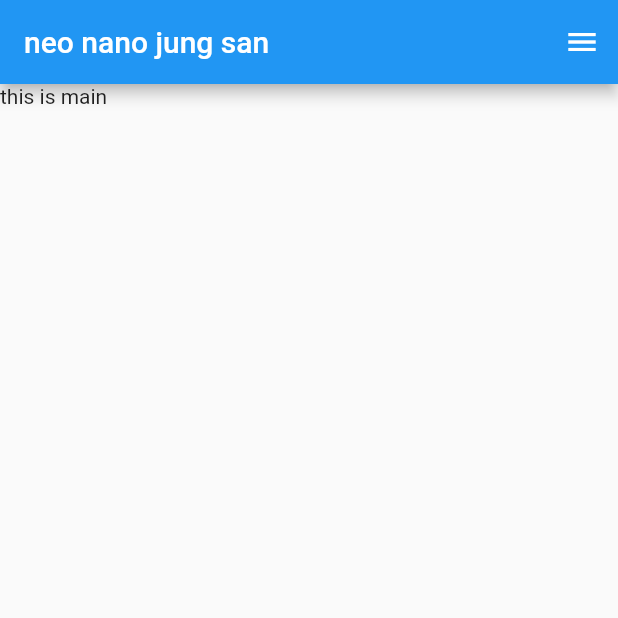
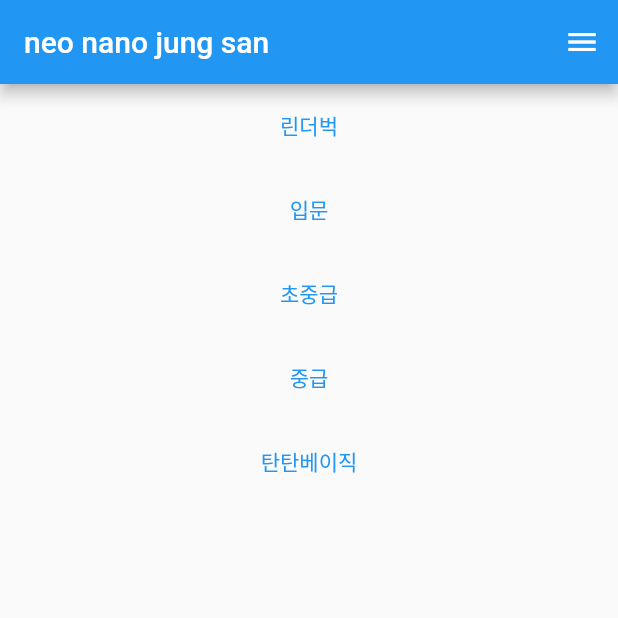
Before and after one commit to SuperRPM/balancing, a Flutter app: the screen it shows after launch, on a phone screen of 412 x 824 dp, the top half of it. Run offline on Flutter 3.47's test engine with Material 2 defaults, Android fonts, the phone set to English and light mode, and no system bars.

Commit message:
add page home(show class list)

```diff
--- a/lib/.dummy.dart
+++ b/lib/.dummy.dart
@@ -111,7 +111,7 @@ class _DialogUIState extends State<DialogUI> {
                   child: Text('등록'),
                   onPressed: () {
                     if (widget.inputName.text.isEmpty) {
-                      showDialog(context: context, builder: (BuildContext builder))
+                      showDialog(context: context, builder: (builder))
                     }
                     setState(() {
                       widget.addName(widget.inputName.text);
--- a/lib/main.dart
+++ b/lib/main.dart
@@ -17,13 +17,38 @@ void main() {
 
 class MyApp extends StatelessWidget {
   MyApp({Key? key}) : super(key: key);
+  var classList = ['린더벅', '입문', '초중급', '중급', '탄탄베이직'];
   @override
   Widget build(BuildContext context) {
     return Scaffold(
-      appBar: AppBar(
-          title: Text("neo nano jung san"),
-          actions: [IconButton(onPressed: () {}, icon: Icon(Icons.menu))]),
-      body: Text("this is main"),
-    );
+        appBar: AppBar(
+            title: Text("neo nano jung san"),
+            actions: [IconButton(onPressed: () {}, icon: Icon(Icons.menu))]),
+        body: ListView.builder(
+            itemCount: classList.length,
+            itemBuilder: (c, i) {
+              return ListTile(
+                title: TextButton(
+                  child: Text(classList[i].toString()),
+                  onPressed: () {},
+                ),
+              );
+            })
+        // TextButton(
+        //   child: Text("move button"),
+        //   onPressed: () {
+        //     Navigator.pushNamed(context, '/check_people');
+        //   },
+        // )
+        );
   }
 }
+
+class ChooseClass extends StatelessWidget {
+  const ChooseClass({super.key});
+
+  @override
+  Widget build(BuildContext context) {
+    return const Placeholder();
+  }
+}
```
